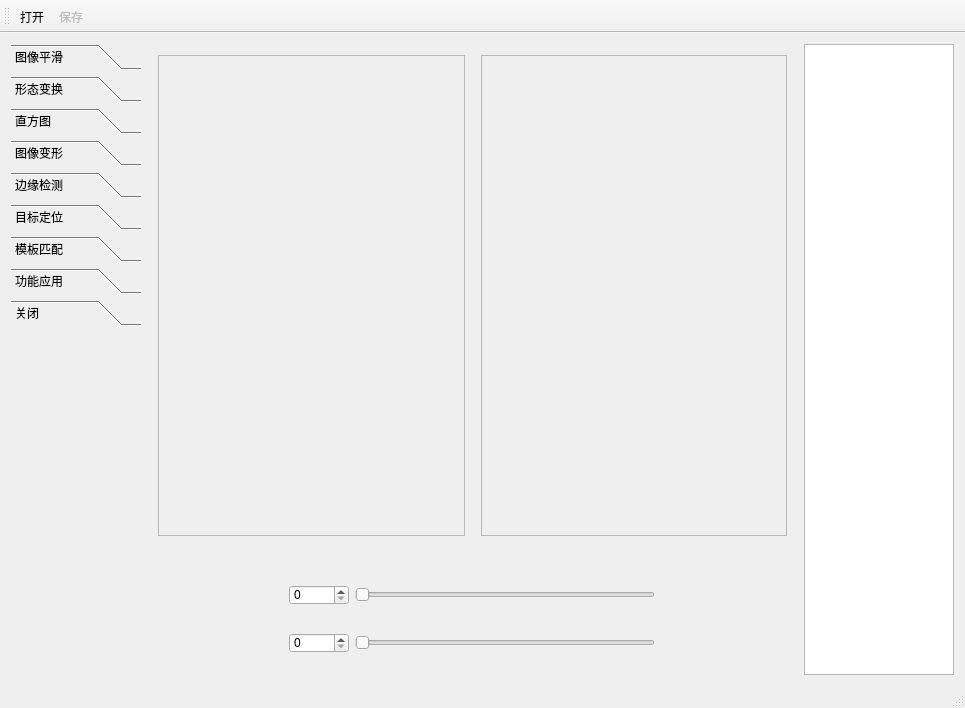
Above: hi_opencv2.0/hi_opencv20.ui from yangyang222244/hi_opencv2.0 before the change. Below: the same form after it.
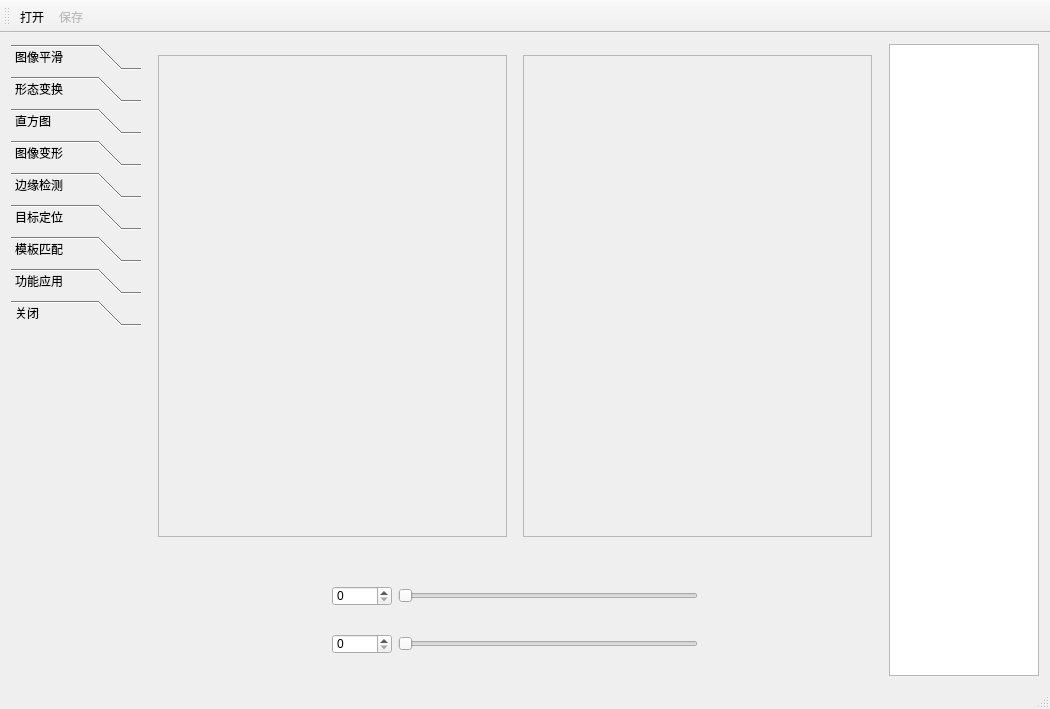
That is the form after the change.

Patch:
```diff
--- a/hi_opencv2.0/hi_opencv20.ui
+++ b/hi_opencv2.0/hi_opencv20.ui
@@ -9,8 +9,8 @@
    <rect>
     <x>0</x>
     <y>0</y>
-    <width>965</width>
-    <height>708</height>
+    <width>1050</width>
+    <height>709</height>
    </rect>
   </property>
   <property name="windowTitle">
@@ -679,8 +679,8 @@
              <rect>
               <x>0</x>
               <y>0</y>
-              <width>305</width>
-              <height>502</height>
+              <width>341</width>
+              <height>470</height>
              </rect>
             </property>
            </widget>
@@ -715,8 +715,8 @@
              <rect>
               <x>0</x>
               <y>0</y>
-              <width>304</width>
-              <height>502</height>
+              <width>341</width>
+              <height>470</height>
              </rect>
             </property>
            </widget>
```
Left out of the diff: 18 changed lines with no effect on the pictures.
